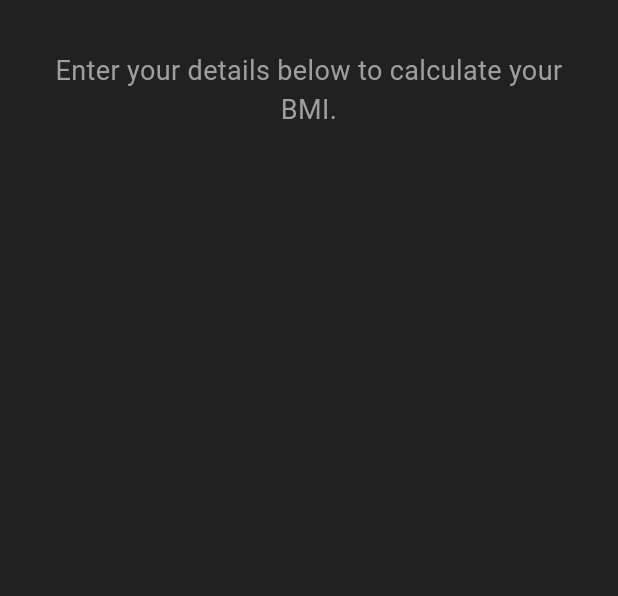
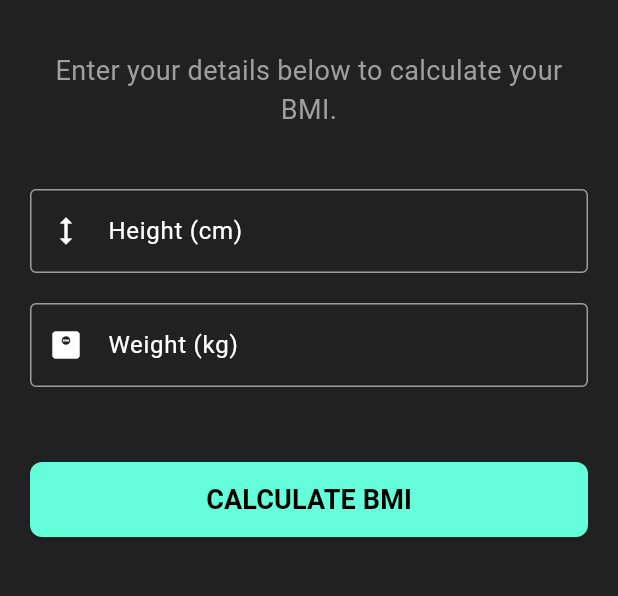
Before and after one commit to mizhab-as/BMI-Calculator, a Flutter app: the screen it shows after launch, on a phone screen of 412 x 824 dp, the part 63-659 px from its top. Run offline on Flutter 3.47's test engine with Material 3 defaults, Android fonts, the phone set to English and light mode, and no system bars.

Commit message:
Height and Weight input fields updated

```diff
--- a/lib/bmi_screen.dart
+++ b/lib/bmi_screen.dart
@@ -1,6 +1,5 @@
 import 'package:flutter/material.dart';
 
-// 1.3 Home Screen Scaffold (StatefulWidget)
 class BMIScreen extends StatefulWidget {
   const BMIScreen({super.key});
 
@@ -9,33 +8,101 @@ class BMIScreen extends StatefulWidget {
 }
 
 class _BMIScreenState extends State<BMIScreen> {
-  // 1.4 Input Variables
-  // Use 'double?' to indicate that the values can initially be null (no input yet)
+  // Input Variables
   double? _height; // Stored in centimeters (cm)
   double? _weight; // Stored in kilograms (kg)
+
+  // Controllers for the input fields
+  final TextEditingController _heightController = TextEditingController();
+  final TextEditingController _weightController = TextEditingController();
+
+  @override
+  void dispose() {
+    // Crucial: Clean up the controllers
+    _heightController.dispose();
+    _weightController.dispose();
+    super.dispose();
+  }
+
+  // Placeholder function for Phase 3 (Logic)
+  void _calculateBMI() {
+    // Current placeholder logic:
+    print('Calculate button pressed!');
+    print('Height: $_height cm, Weight: $_weight kg');
+  }
 
   @override
   Widget build(BuildContext context) {
     return Scaffold(
       appBar: AppBar(title: const Text('BMI Calculator'), centerTitle: true),
-      // The body is currently empty, ready for Phase 2
-      body: Center(
+      body: SingleChildScrollView(
         child: Padding(
           padding: const EdgeInsets.all(20.0),
           child: Column(
             mainAxisAlignment: MainAxisAlignment.start,
             crossAxisAlignment: CrossAxisAlignment.stretch,
-            children: const [
-              // This is where we will add the TextFields in Phase 2
-              Text(
+            children: <Widget>[
+              const Text(
                 'Enter your details below to calculate your BMI.',
                 textAlign: TextAlign.center,
                 style: TextStyle(fontSize: 18, color: Colors.grey),
               ),
-              SizedBox(height: 40),
-              // Placeholder for Height Input (Phase 2)
-              // Placeholder for Weight Input (Phase 2)
-              // Placeholder for Calculate Button (Phase 2)
+              const SizedBox(height: 40),
+
+              // --- Height Input ---
+              TextField(
+                controller: _heightController,
+                keyboardType: TextInputType.number,
+                decoration: const InputDecoration(
+                  labelText: 'Height (cm)',
+                  hintText: 'e.g., 175',
+                  prefixIcon: Icon(Icons.height),
+                ),
+                onChanged: (value) {
+                  // Update the state variable when the text changes
+                  setState(() {
+                    _height = double.tryParse(value);
+                  });
+                },
+              ),
+              const SizedBox(height: 20),
+
+              // --- Weight Input ---
+              TextField(
+                controller: _weightController,
+                keyboardType: TextInputType.number,
+                decoration: const InputDecoration(
+                  labelText: 'Weight (kg)',
+                  hintText: 'e.g., 70.5',
+                  prefixIcon: Icon(Icons.monitor_weight),
+                ),
+                onChanged: (value) {
+                  // Update the state variable when the text changes
+                  setState(() {
+                    _weight = double.tryParse(value);
+                  });
+                },
+              ),
+              const SizedBox(height: 50),
+
+              // --- Calculate Button ---
+              SizedBox(
+                height: 50,
+                child: ElevatedButton(
+                  onPressed: _calculateBMI, // Calls the placeholder function
+                  style: ElevatedButton.styleFrom(
+                    backgroundColor: Theme.of(context).colorScheme.secondary,
+                    foregroundColor: Colors.black,
+                    shape: RoundedRectangleBorder(
+                      borderRadius: BorderRadius.circular(8),
+                    ),
+                  ),
+                  child: const Text(
+                    'CALCULATE BMI',
+                    style: TextStyle(fontSize: 18, fontWeight: FontWeight.bold),
+                  ),
+                ),
+              ),
             ],
           ),
         ),
```
